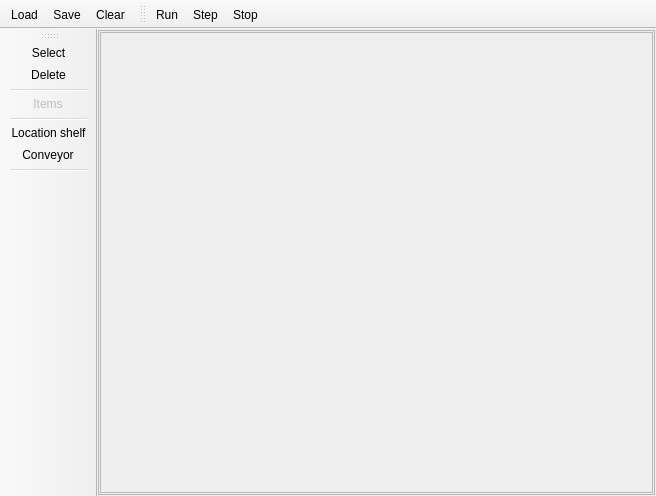
This is src/gui/mainwindow.ui in kocica/warehouse-manager as Qt 5 draws it before an edit. The edited form follows.
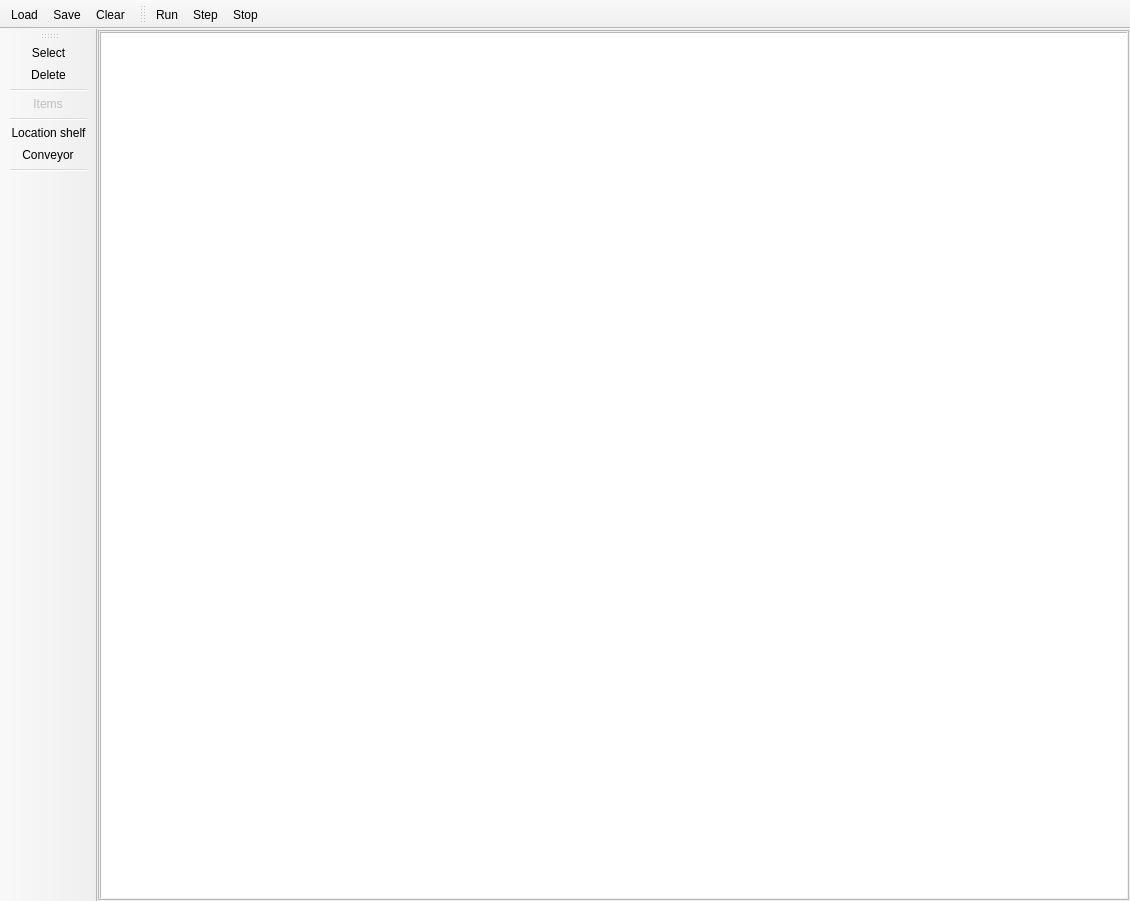
This is the edited form. Icons and pictures are not drawn.

Commit message: Warehouse items (locations, conveyors); Ports; Connections; Layout; Cursor

The edit to the form file:
```diff
--- a/src/gui/mainwindow.ui
+++ b/src/gui/mainwindow.ui
@@ -6,8 +6,8 @@
    <rect>
     <x>0</x>
     <y>0</y>
-    <width>656</width>
-    <height>496</height>
+    <width>1130</width>
+    <height>901</height>
    </rect>
   </property>
   <property name="windowTitle">
@@ -67,11 +67,11 @@
           <rect>
            <x>0</x>
            <y>0</y>
-           <width>567</width>
-           <height>467</height>
+           <width>1041</width>
+           <height>872</height>
           </rect>
          </property>
-         <layout class="QGridLayout" name="gridLayout_2" rowstretch="0" columnstretch="0" rowminimumheight="0" columnminimumwidth="0">
+         <layout class="QGridLayout" name="gridLayout_2" rowstretch="0" columnstretch="0">
           <property name="leftMargin">
            <number>1</number>
           </property>
@@ -109,6 +109,16 @@
               <property name="frameShadow">
                <enum>QFrame::Raised</enum>
               </property>
+              <widget class="QGraphicsView" name="view">
+               <property name="geometry">
+                <rect>
+                 <x>0</x>
+                 <y>0</y>
+                 <width>1041</width>
+                 <height>871</height>
+                </rect>
+               </property>
+              </widget>
              </widget>
             </item>
            </layout>
```
The commit also changes 25 other files.
